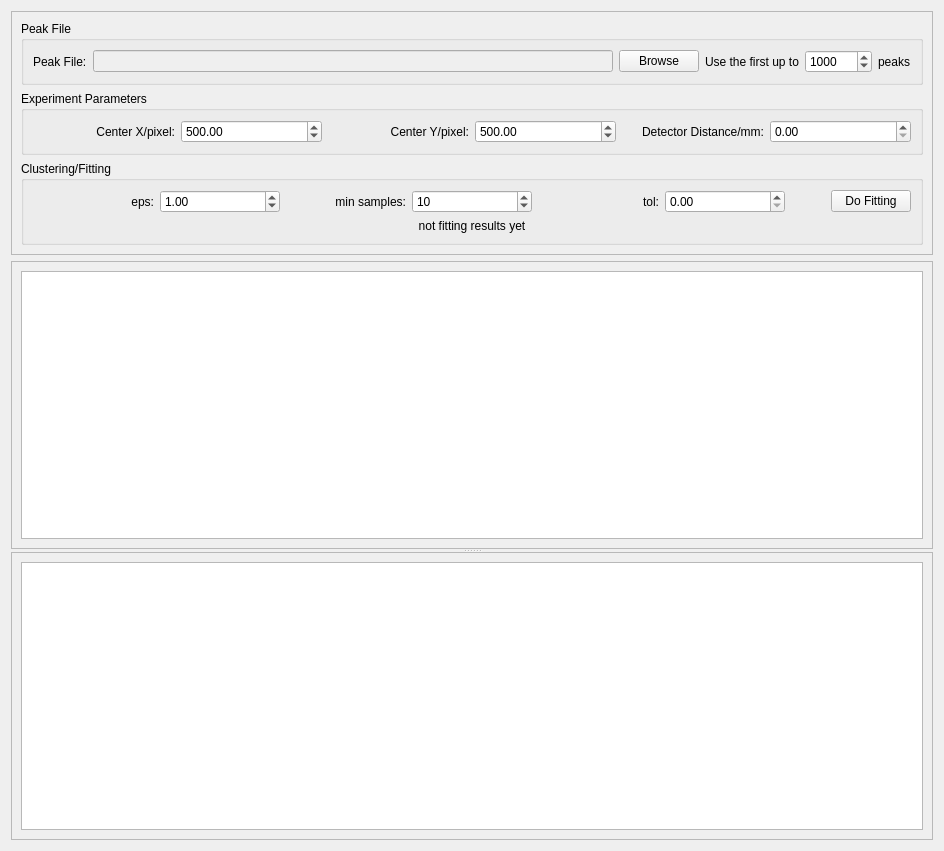
The window that ui/powder_win.ui (LiuLab-CSRC/ClickX) describes before a commit, drawn with Qt 5.
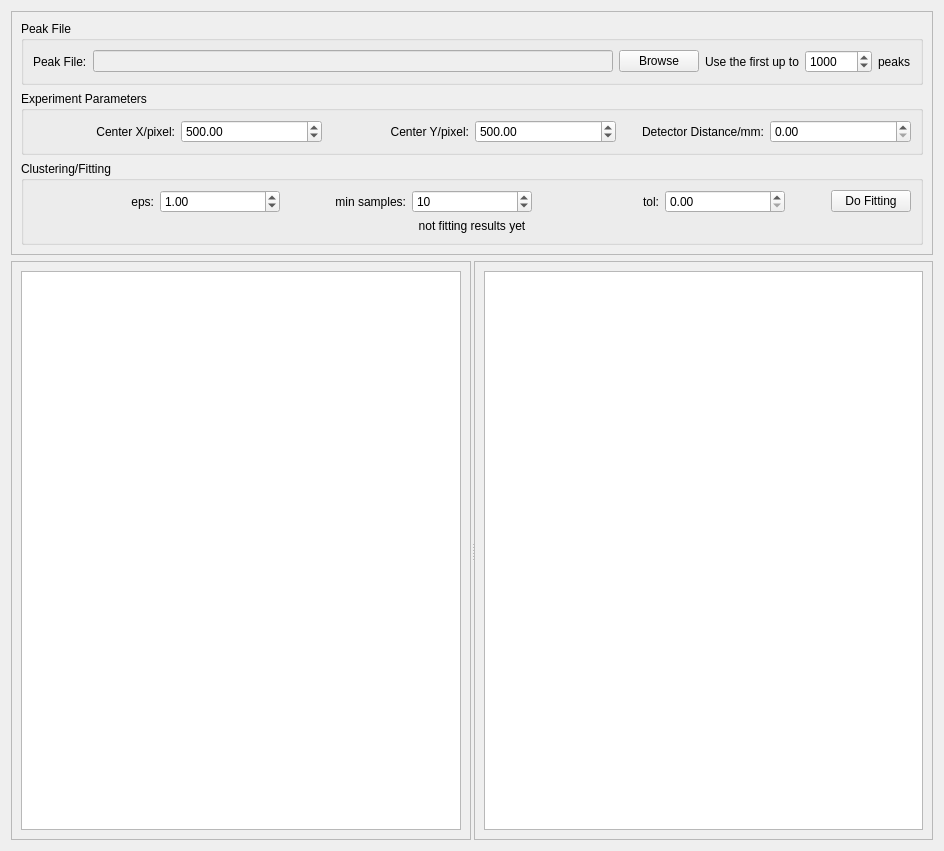
The same window after the commit. Custom widgets are drawn as their Qt base class.

What changed in the file:
```diff
--- a/ui/powder_win.ui
+++ b/ui/powder_win.ui
@@ -19,7 +19,7 @@
   <property name="windowTitle">
    <string>Powder Fit</string>
   </property>
-  <layout class="QVBoxLayout" name="verticalLayout_5">
+  <layout class="QVBoxLayout" name="verticalLayout_5" stretch="0,1">
    <item>
     <widget class="QFrame" name="frame">
      <property name="frameShape">
@@ -317,7 +317,7 @@
    <item>
     <widget class="QSplitter" name="splitter_2">
      <property name="orientation">
-      <enum>Qt::Vertical</enum>
+      <enum>Qt::Horizontal</enum>
      </property>
      <property name="handleWidth">
       <number>3</number>
```
